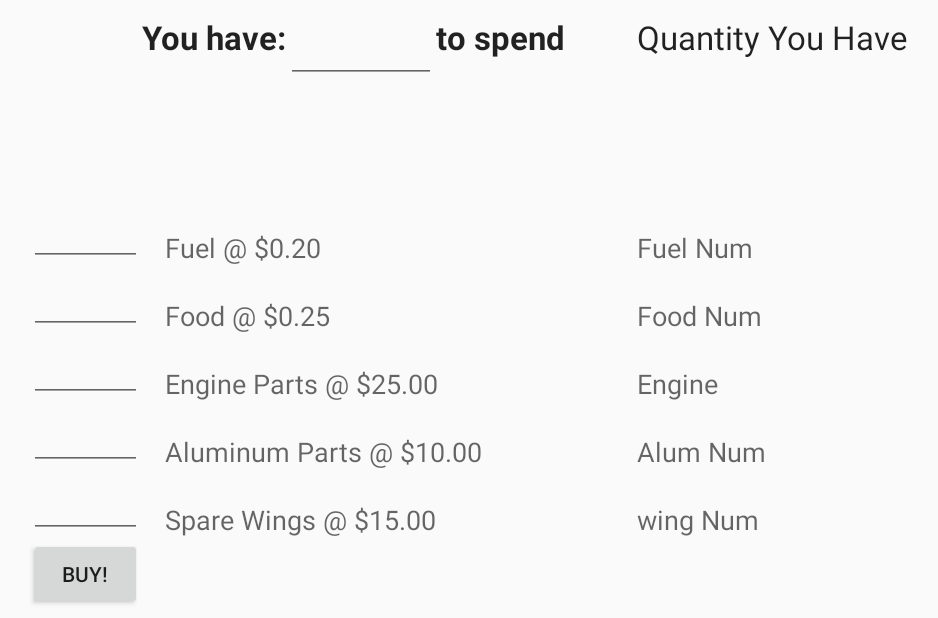
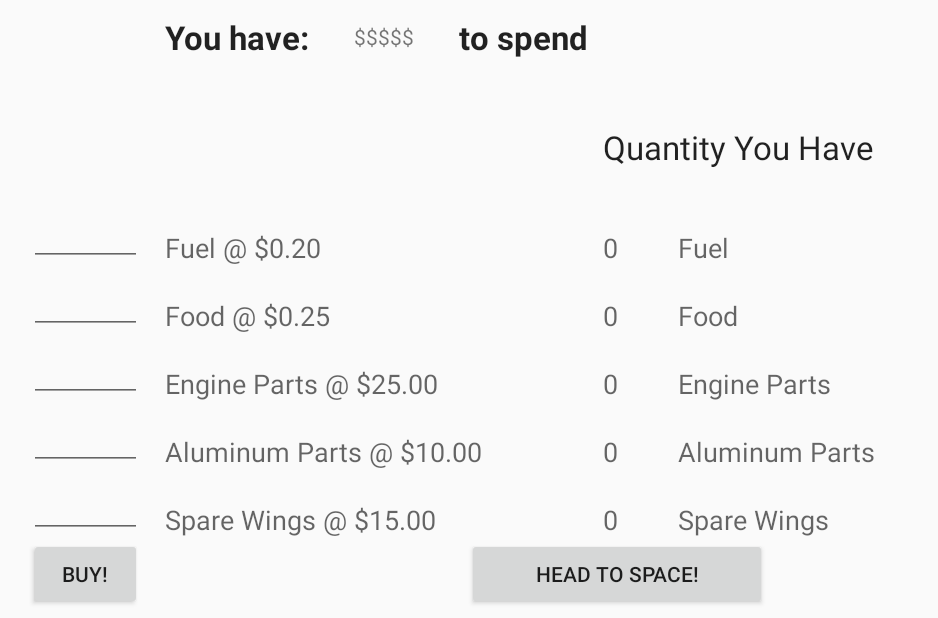
Before and after one commit to achepey/SpaceTrail, an Android app: the screen it shows after launch (MainActivity), after a tap on "BUY RESOURCES!", on a phone screen of 824 x 412 dp (held sideways). Shown: the whole screen, without its empty margins (1-939 px from the left). Run offline under Robolectric (Android 15) with nearby library versions, the phone set to English and light mode, and no system bars; 1 other tap on this screen came first.

```diff
--- a/app/src/main/AndroidManifest.xml
+++ b/app/src/main/AndroidManifest.xml
@@ -21,6 +21,11 @@
             android:name="team19.spacetrail.load_game"
             android:label="@string/title_activity_load_game" >
         </activity>
+        <activity
+            android:screenOrientation="landscape"
+            android:name="team19.spacetrail.SpaceActivity"
+            android:label="@string/title_activity_space" >
+        </activity>
     </application>
 
 </manifest>
--- a/app/src/main/res/layout/resource_menu.xml
+++ b/app/src/main/res/layout/resource_menu.xml
@@ -6,6 +6,15 @@
     android:paddingBottom="5dp"
     android:paddingTop="10dp">
 
+    <Button
+        android:layout_width="200dp"
+        android:layout_height="wrap_content"
+        android:text="@string/headToSpace"
+        android:id="@+id/button2"
+        android:layout_centerHorizontal="true"
+        android:layout_alignParentBottom="true"
+        android:onClick="headToSpace" />
+
     <TextView
         android:layout_width="wrap_content"
         android:layout_height="wrap_content"
@@ -13,19 +22,23 @@
         android:text="@string/money"
         android:textStyle="bold"
         android:id="@+id/textView"
-        android:layout_alignTop="@+id/editText"
-        android:layout_toRightOf="@+id/fuelTextField"
-        android:layout_toEndOf="@+id/fuelTextField" />
+        android:layout_alignTop="@+id/moneyText"
+        android:layout_toEndOf="@+id/fuelTextField"
+        android:layout_alignLeft="@+id/textView3"
+        android:paddingLeft="15dp" />
 
-    <EditText
+    <TextView
         android:layout_width="100dp"
         android:layout_height="wrap_content"
         android:inputType="number"
         android:ems="10"
-        android:id="@+id/editText"
+        android:id="@+id/moneyText"
         android:layout_alignParentTop="true"
         android:layout_toRightOf="@+id/textView"
-        android:layout_toEndOf="@+id/textView" />
+        android:layout_toEndOf="@+id/textView"
+        android:layout_alignBottom="@+id/toSpend"
+        android:text="$$$$$"
+        android:gravity="center_vertical|center_horizontal" />
 
     <TextView
         android:layout_width="wrap_content"
@@ -33,10 +46,11 @@
         android:textAppearance="?android:attr/textAppearanceLarge"
         android:text="@string/toSpend"
         android:textStyle="bold"
-        android:id="@+id/textView2"
+        android:id="@+id/toSpend"
         android:layout_alignParentTop="true"
-        android:layout_toRightOf="@+id/editText"
-        android:layout_toEndOf="@+id/editText" />
+        android:layout_toRightOf="@+id/moneyText"
+        android:layout_toEndOf="@+id/moneyText"
+        android:paddingRight="10dp" />
 
     <EditText
         android:layout_width="75dp"
@@ -86,7 +100,7 @@
         android:id="@+id/wingTextField"
         android:layout_alignParentLeft="true"
         android:layout_alignParentStart="false"
-        android:layout_above="@+id/button" />
+        android:layout_above="@+id/buyButton" />
 
     <TextView
         android:layout_width="wrap_content"
@@ -148,7 +162,7 @@
         android:layout_width="75dp"
         android:layout_height="wrap_content"
         android:text="@string/buy"
-        android:id="@+id/button"
+        android:id="@+id/buyButton"
         android:layout_alignParentBottom="true"
         android:layout_alignLeft="@+id/wingTextField"
         android:layout_alignStart="@+id/wingTextField" />
@@ -158,10 +172,11 @@
         android:layout_height="wrap_content"
         android:textAppearance="?android:attr/textAppearanceLarge"
         android:text="Quantity You Have"
-        android:id="@+id/textView8"
-        android:layout_toEndOf="@+id/textView2"
-        android:layout_marginLeft="48dp"
-        android:layout_toRightOf="@+id/textView2" />
+        android:id="@+id/QtyYouHave"
+        android:layout_toEndOf="@+id/toSpend"
+        android:paddingBottom="40dp"
+        android:layout_above="@+id/fuelQuantity"
+        android:layout_toRightOf="@+id/toSpend" />
 
     <Space
         android:layout_width="20dp"
@@ -169,59 +184,115 @@
         android:layout_alignParentLeft="true"
         android:layout_alignParentStart="false"
         android:layout_below="@+id/textView7"
-        android:layout_above="@+id/button"
+        android:layout_above="@+id/buyButton"
         android:layout_alignLeft="@+id/wingTextField"
         android:layout_alignRight="@+id/wingTextField"
         android:paddingTop="10dp" />
 
     <TextView
-        android:layout_width="wrap_content"
+        android:layout_width="50dp"
         android:layout_height="wrap_content"
         android:textAppearance="?android:attr/textAppearanceMedium"
-        android:text="Fuel Num"
+        android:text="0"
         android:id="@+id/fuelQuantity"
         android:layout_alignBottom="@+id/textView3"
-        android:layout_alignLeft="@+id/textView8"
-        android:layout_alignStart="@+id/textView8" />
+        android:layout_alignLeft="@+id/QtyYouHave"
+        android:layout_alignStart="@+id/QtyYouHave"
+        android:clickable="false"
+        android:layout_toRightOf="@+id/toSpend" />
+
+    <TextView
+        android:layout_width="50dp"
+        android:layout_height="wrap_content"
+        android:textAppearance="?android:attr/textAppearanceMedium"
+        android:text="0"
+        android:id="@+id/foodQuantity"
+        android:layout_alignBottom="@+id/textView4"
+        android:layout_alignLeft="@+id/QtyYouHave"
+        android:layout_alignStart="@+id/QtyYouHave"
+        android:clickable="false" />
+
+    <TextView
+        android:layout_width="50dp"
+        android:layout_height="wrap_content"
+        android:textAppearance="?android:attr/textAppearanceMedium"
+        android:text="0"
+        android:id="@+id/engineQuantity"
+        android:layout_alignBottom="@+id/textView5"
+        android:layout_alignLeft="@+id/QtyYouHave"
+        android:layout_alignStart="@+id/QtyYouHave"
+        android:clickable="false" />
+
+    <TextView
+        android:layout_width="50dp"
+        android:layout_height="wrap_content"
+        android:textAppearance="?android:attr/textAppearanceMedium"
+        android:text="0"
+        android:id="@+id/alumQuantity"
+        android:layout_alignBottom="@+id/textView6"
+        android:layout_alignLeft="@+id/QtyYouHave"
+        android:layout_alignStart="@+id/QtyYouHave"
+        android:clickable="false" />
+
+    <TextView
+        android:layout_width="50dp"
+        android:layout_height="wrap_content"
+        android:textAppearance="?android:attr/textAppearanceMedium"
+        android:text="0"
+        android:id="@+id/wingQuantity"
+        android:layout_alignBottom="@+id/textView7"
+        android:layout_alignLeft="@+id/QtyYouHave"
+        android:layout_alignStart="@+id/QtyYouHave"
+        android:clickable="false" />
 
     <TextView
         android:layout_width="wrap_content"
         android:layout_height="wrap_content"
         android:textAppearance="?android:attr/textAppearanceMedium"
-        android:text="Food Num"
-        android:id="@+id/foodQuantity"
-        android:layout_alignBottom="@+id/textView4"
-        android:layout_alignLeft="@+id/textView8"
-        android:layout_alignStart="@+id/textView8" />
+        android:text="@string/Resources_fuel"
+        android:id="@+id/textView2"
+        android:layout_toRightOf="@+id/fuelQuantity"
+        android:layout_toEndOf="@+id/fuelQuantity"
+        android:layout_alignBottom="@+id/fuelQuantity" />
 
     <TextView
         android:layout_width="wrap_content"
         android:layout_height="wrap_content"
         android:textAppearance="?android:attr/textAppearanceMedium"
-        android:text="Engine"
-        android:id="@+id/engineQuantity"
-        android:layout_alignBottom="@+id/textView5"
-        android:layout_alignLeft="@+id/textView8"
-        android:layout_alignStart="@+id/textView8" />
+        android:text="@string/Resources_food"
+        android:id="@+id/textView8"
+        android:layout_toRightOf="@+id/fuelQuantity"
+        android:layout_toEndOf="@+id/fuelQuantity"
+        android:layout_alignBottom="@+id/foodQuantity" />
 
     <TextView
         android:layout_width="wrap_content"
         android:layout_height="wrap_content"
         android:textAppearance="?android:attr/textAppearanceMedium"
-        android:text="Alum Num"
-        android:id="@+id/alumQuantity"
-        android:layout_alignBottom="@+id/textView6"
-        android:layout_alignLeft="@+id/textView8"
-        android:layout_alignStart="@+id/textView8" />
+        android:text="@string/Resources_EngPrts"
+        android:id="@+id/textView9"
+        android:layout_toRightOf="@+id/fuelQuantity"
+        android:layout_toEndOf="@+id/fuelQuantity"
+        android:layout_alignBottom="@+id/engineQuantity" />
 
     <TextView
         android:layout_width="wrap_content"
         android:layout_height="wrap_content"
         android:textAppearance="?android:attr/textAppearanceMedium"
-        android:text="wing Num"
-        android:id="@+id/wingQuantity"
-        android:layout_alignBottom="@+id/textView7"
-        android:layout_alignLeft="@+id/textView8"
-        android:layout_alignStart="@+id/textView8" />
+        android:text="@string/Resources_AlumPrts"
+        android:id="@+id/textView10"
+        android:layout_toRightOf="@+id/fuelQuantity"
+        android:layout_toEndOf="@+id/fuelQuantity"
+        android:layout_alignBottom="@+id/alumQuantity" />
+
+    <TextView
+        android:layout_width="wrap_content"
+        android:layout_height="wrap_content"
+        android:textAppearance="?android:attr/textAppearanceMedium"
+        android:text="@string/Resources_SprWings"
+        android:id="@+id/textView11"
+        android:layout_toRightOf="@+id/fuelQuantity"
+        android:layout_toEndOf="@+id/fuelQuantity"
+        android:layout_alignBottom="@+id/wingQuantity" />
 
 </RelativeLayout>
--- /dev/null
+++ b/app/src/main/res/menu/menu_space.xml
@@ -0,0 +1,5 @@
+<menu xmlns:android="http://schemas.android.com/apk/res/android"
+    xmlns:tools="http://schemas.android.com/tools" tools:context="team19.spacetrail.SpaceActivity">
+    <item android:id="@+id/action_settings" android:title="@string/action_settings"
+        android:orderInCategory="100" android:showAsAction="never" />
+</menu>
--- a/app/src/main/res/values/strings.xml
+++ b/app/src/main/res/values/strings.xml
@@ -37,5 +37,7 @@
     <string name="Resources_EngPrts">Engine Parts</string>
     <string name="Resources_AlumPrts">Aluminum Parts</string>
     <string name="Resources_SprWings">Spare Wings</string>
+    <string name="title_activity_space">SpaceActivity</string>
+    <string name="hello_world">Hello world!</string>
 
 </resources>
```
Also changed, not shown: app/src/main/java/team19/spacetrail/MainActivity.java (+34 -0 lines), app/src/main/java/team19/spacetrail/SpaceActivity.java (added, +43 -0 lines), app/src/main/res/layout/activity_space.xml (added, +13 -0 lines).
